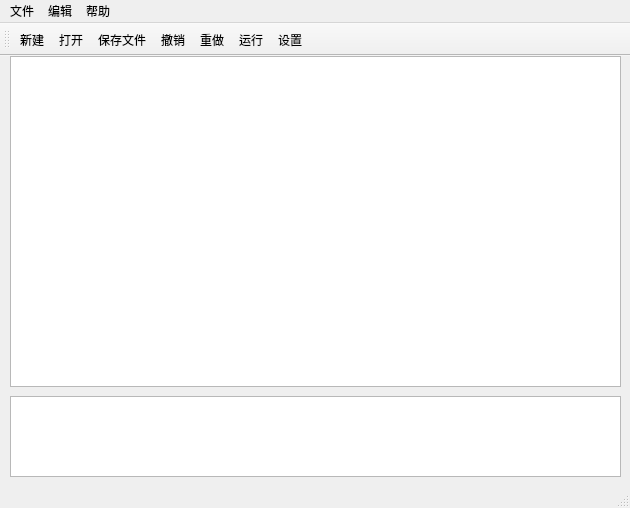
Before: the Qt Designer form Editor/HJ-Editor-master/mainwindow.ui in UndertakerW/Thermite-IDE, drawn with Qt 5.
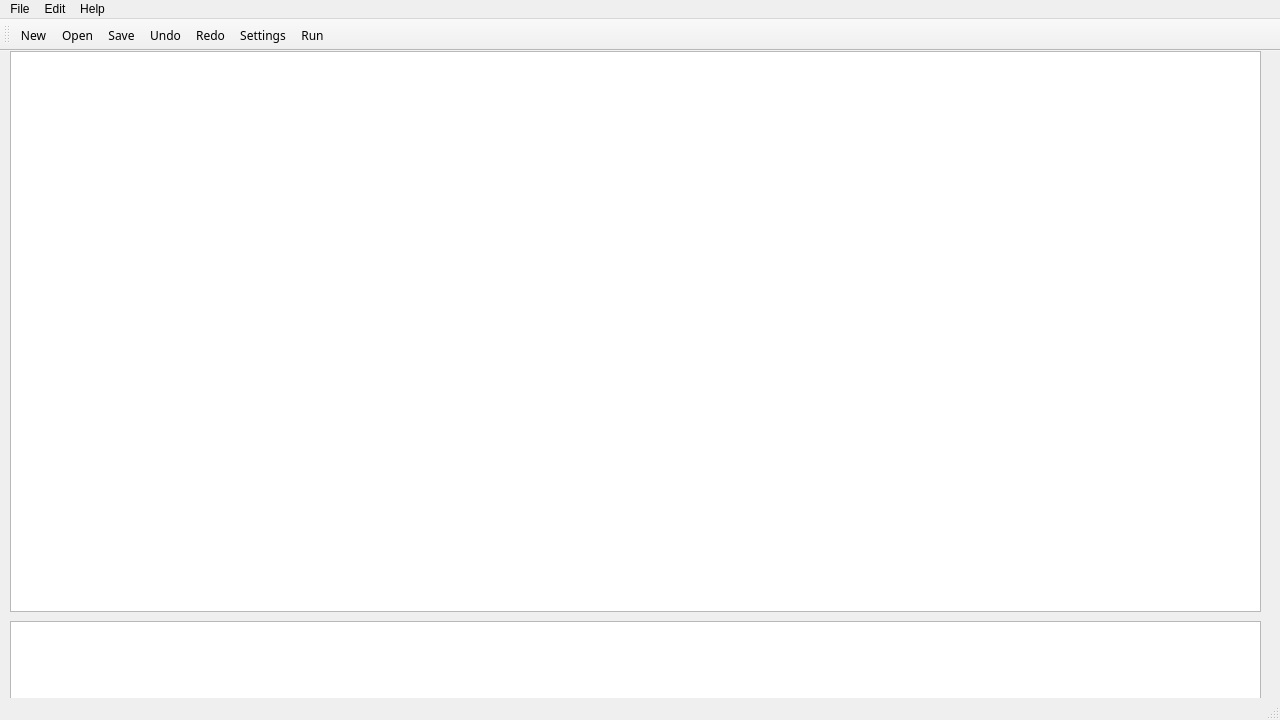
After: the same form once the commit is applied. Icons and pictures are not drawn. Custom widgets are drawn as their Qt base class.

Patch:
```diff
--- a/Editor/HJ-Editor-master/mainwindow.ui
+++ b/Editor/HJ-Editor-master/mainwindow.ui
@@ -6,8 +6,8 @@
    <rect>
     <x>0</x>
     <y>0</y>
-    <width>630</width>
-    <height>508</height>
+    <width>1280</width>
+    <height>720</height>
    </rect>
   </property>
   <property name="windowTitle">
@@ -19,8 +19,8 @@
      <rect>
       <x>10</x>
       <y>0</y>
-      <width>611</width>
-      <height>331</height>
+      <width>1251</width>
+      <height>561</height>
      </rect>
     </property>
    </widget>
@@ -28,8 +28,8 @@
     <property name="geometry">
      <rect>
       <x>10</x>
-      <y>340</y>
-      <width>611</width>
+      <y>570</y>
+      <width>1251</width>
       <height>81</height>
      </rect>
     </property>
@@ -40,13 +40,13 @@
     <rect>
      <x>0</x>
      <y>0</y>
-     <width>630</width>
+     <width>1280</width>
      <height>17</height>
     </rect>
    </property>
    <widget class="QMenu" name="menu">
     <property name="title">
-     <string>文件</string>
+     <string>File</string>
     </property>
     <addaction name="actionNewFile"/>
     <addaction name="actionOpen"/>
@@ -54,7 +54,7 @@
    </widget>
    <widget class="QMenu" name="menuEdit_O">
     <property name="title">
-     <string>编辑</string>
+     <string>Edit</string>
     </property>
     <addaction name="actionSelectAll"/>
     <addaction name="actionUndo"/>
@@ -62,7 +62,7 @@
    </widget>
    <widget class="QMenu" name="menuHelp_H">
     <property name="title">
-     <string>帮助</string>
+     <string>Help</string>
     </property>
     <addaction name="actionAbout"/>
     <addaction name="actionDocument"/>
@@ -72,10 +72,21 @@
    <addaction name="menuHelp_H"/>
   </widget>
   <widget class="QToolBar" name="mainToolBar">
+   <property name="sizePolicy">
+    <sizepolicy hsizetype="Preferred" vsizetype="Expanding">
+     <horstretch>0</horstretch>
+     <verstretch>0</verstretch>
+    </sizepolicy>
+   </property>
+   <property name="font">
+    <font>
+     <family>Adobe 黑体 Std R</family>
+    </font>
+   </property>
    <property name="iconSize">
     <size>
-     <width>24</width>
-     <height>24</height>
+     <width>50</width>
+     <height>50</height>
     </size>
    </property>
    <property name="toolButtonStyle">
@@ -92,8 +103,8 @@
    <addaction name="actionSave_File"/>
    <addaction name="actionUndo"/>
    <addaction name="actionRedo"/>
-   <addaction name="actionRun"/>
    <addaction name="actionSetting"/>
+   <addaction name="actionRun"/>
   </widget>
   <widget class="QStatusBar" name="statusBar"/>
   <action name="actionNewFile">
@@ -102,7 +113,7 @@
      <normaloff>:/image/New.png</normaloff>:/image/New.png</iconset>
    </property>
    <property name="text">
-    <string>新建</string>
+    <string>New</string>
    </property>
    <property name="toolTip">
     <string>新建一个C++代码文件</string>
@@ -117,7 +128,7 @@
      <normaloff>:/image/Open.png</normaloff>:/image/Open.png</iconset>
    </property>
    <property name="text">
-    <string>打开...</string>
+    <string>Open</string>
    </property>
    <property name="toolTip">
     <string>打开文件...</string>
@@ -143,7 +154,7 @@
      <normaloff>:/image/Undo.png</normaloff>:/image/Undo.png</iconset>
    </property>
    <property name="text">
-    <string>撤销</string>
+    <string>Undo</string>
    </property>
    <property name="shortcut">
     <string>Ctrl+Z</string>
@@ -155,7 +166,7 @@
      <normaloff>:/image/Redo.png</normaloff>:/image/Redo.png</iconset>
    </property>
    <property name="text">
-    <string>重做</string>
+    <string>Redo</string>
    </property>
    <property name="shortcut">
     <string>Ctrl+Shift+Z</string>
@@ -183,7 +194,7 @@
      <normaloff>:/image/Save.png</normaloff>:/image/Save.png</iconset>
    </property>
    <property name="text">
-    <string>保存文件</string>
+    <string>Save</string>
    </property>
    <property name="toolTip">
     <string>保存文件</string>
@@ -198,7 +209,7 @@
      <normaloff>:/image/Run.png</normaloff>:/image/Run.png</iconset>
    </property>
    <property name="text">
-    <string>运行</string>
+    <string>Run</string>
    </property>
    <property name="toolTip">
     <string>编译并运行代码</string>
@@ -213,7 +224,7 @@
      <normaloff>:/image/Setting.png</normaloff>:/image/Setting.png</iconset>
    </property>
    <property name="text">
-    <string>设置</string>
+    <string>Settings</string>
    </property>
    <property name="toolTip">
     <string>更改编辑器的设置</string>
```
Left out of the diff: 27 changed lines with no effect on the pictures.
